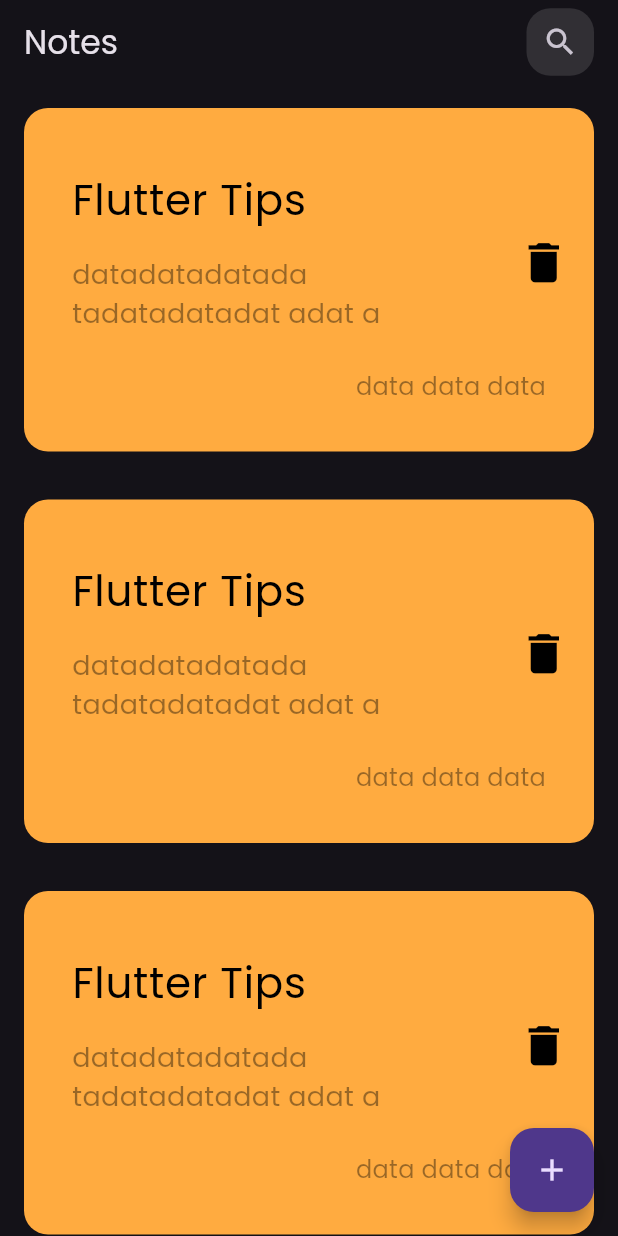
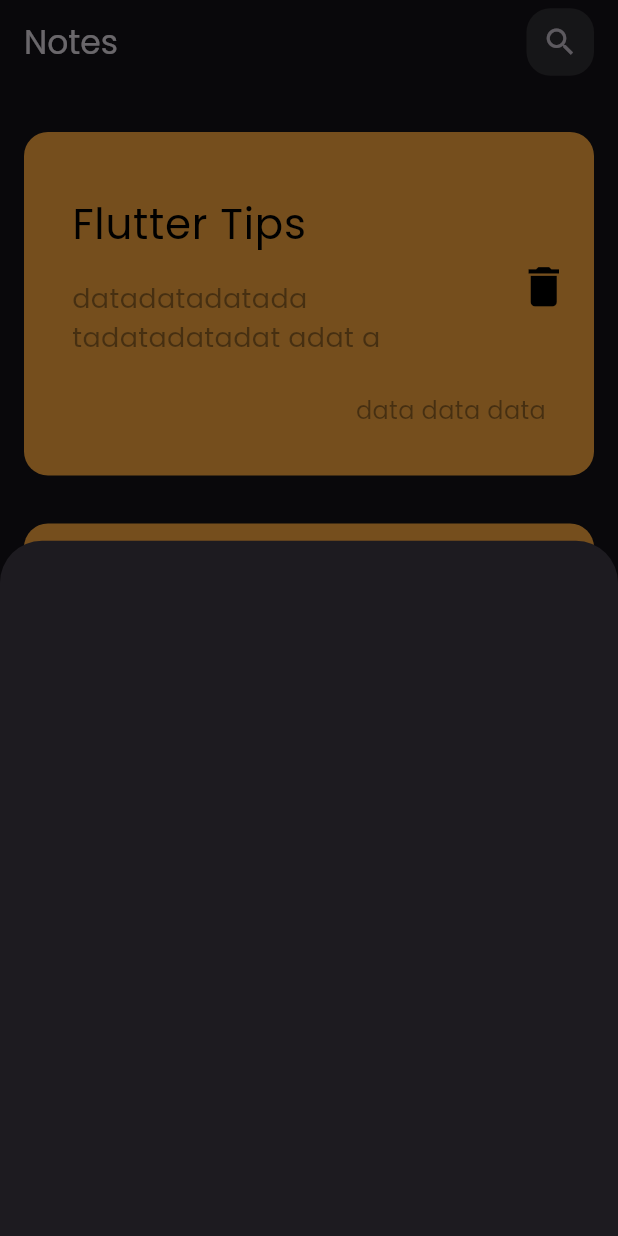
Before and after one commit to OsamaDebsa/notes_app, a Flutter app: the screen it shows after launch, after a tap on the "add" icon, on a phone screen of 412 x 824 dp. Run offline on Flutter 3.47's test engine with Material 2 defaults, Android fonts, the phone set to English and light mode, and no system bars.

Commit message:
show modal bottom sheet

```diff
--- a/lib/views/notes_view.dart
+++ b/lib/views/notes_view.dart
@@ -1,4 +1,5 @@
 import 'package:flutter/material.dart';
+import 'package:notes_app/views/widgets/add_note_bottom_sheet.dart';
 import 'package:notes_app/views/widgets/notes_view_body.dart';
 
 class NotesView extends StatelessWidget {
@@ -9,7 +10,14 @@ class NotesView extends StatelessWidget {
     return Scaffold(
       floatingActionButton: FloatingActionButton(
         // backgroundColor: Colors.black54,
-        onPressed: () {},
+        onPressed: () {
+          showModalBottomSheet(
+            context: context,
+            builder: (context) {
+              return const AddNoteBottomSheet();
+            },
+          );
+        },
         child: const Icon(Icons.add),
       ),
       body: const NotesViewBody(),
--- /dev/null
+++ b/lib/views/widgets/add_note_bottom_sheet.dart
@@ -0,0 +1,10 @@
+import 'package:flutter/material.dart';
+
+class AddNoteBottomSheet extends StatelessWidget {
+  const AddNoteBottomSheet({super.key});
+
+  @override
+  Widget build(BuildContext context) {
+    return Container();
+  }
+}
--- a/lib/views/widgets/custom_note_item.dart
+++ b/lib/views/widgets/custom_note_item.dart
@@ -18,7 +18,7 @@ class CustomNoteItem extends StatelessWidget {
               crossAxisAlignment: CrossAxisAlignment.end,
               children: [
                 ListTile(
-                  contentPadding: const EdgeInsets.all(0),
+                  contentPadding: EdgeInsets.zero,
                   title: const Text(
                     "Flutter Tips",
                     style: TextStyle(
--- a/lib/views/widgets/notes_list_view.dart
+++ b/lib/views/widgets/notes_list_view.dart
@@ -6,11 +6,15 @@ class NotesListView extends StatelessWidget {
 
   @override
   Widget build(BuildContext context) {
-    return ListView.builder(
-      itemCount: 10,
-      itemBuilder: (context, index) {
-        return CustomNoteItem();
-      },
+    return Padding(
+      padding: const EdgeInsets.symmetric(vertical: 16),
+      child: ListView.builder(
+        padding: EdgeInsets.zero,
+        itemCount: 10,
+        itemBuilder: (context, index) {
+          return CustomNoteItem();
+        },
+      ),
     );
   }
 }
```
